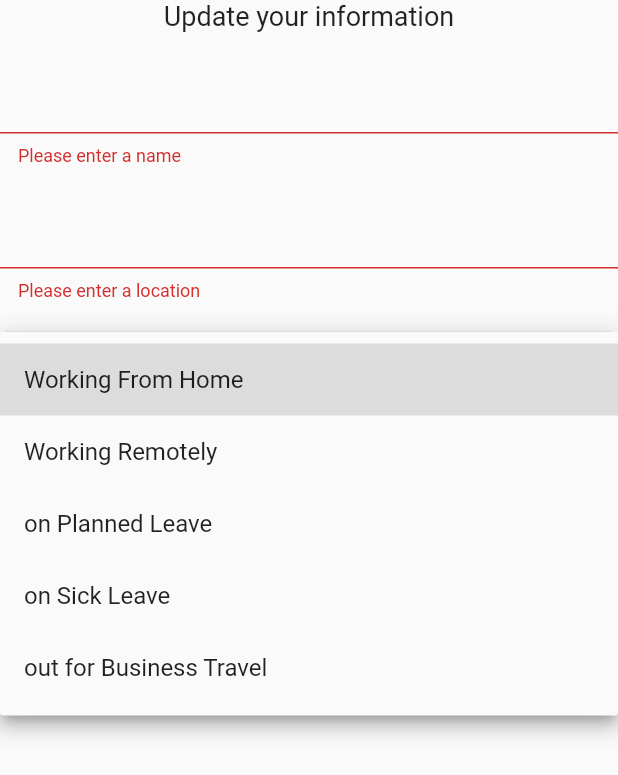
After one commit to Shraddhasaini/Whereisevery1, a Flutter app: the SettingsFormPage screen opened directly, after a tap on "Update", after a tap on the "arrow drop down" icon, on a phone screen of 412 x 824 dp. The commit adds this screen. Shown: the top 775 px of the screen. Run offline on Flutter 3.47's test engine with Material 2 defaults, Android fonts, the phone set to English and light mode, and no system bars; our stand-ins replace cloud_firestore, firebase_auth, flutter_spinkit, google_sign_in; accounts and stored records are empty.

Commit message:
[Tue203] Bug-Fix LoggedOut

```diff
--- /dev/null
+++ b/lib/screens/home/settingPage.dart
@@ -0,0 +1,104 @@
+import 'package:flutter/material.dart';
+import 'package:provider/provider.dart';
+import 'package:whereisevery1/models/users.dart';
+import 'package:whereisevery1/screens/home/sidedrawer.dart';
+import 'package:whereisevery1/services/database.dart';
+import 'package:whereisevery1/shared/constants.dart';
+import 'package:whereisevery1/shared/loading.dart';
+
+class SettingsFormPage extends StatefulWidget {
+  @override
+  _SettingsFormPageState createState() => _SettingsFormPageState();
+}
+
+class _SettingsFormPageState extends State<SettingsFormPage> {
+
+  final _formKey = GlobalKey<FormState>();
+  final List<String> status = ['Working From Home','Working Remotely','on Planned Leave','on Sick Leave','out for Business Travel'];
+
+  String _currentName;
+  String _currentLocation;
+  String _currentStatus;
+
+  @override
+  Widget build(BuildContext context) {
+
+    final user = Provider.of<User>(context);
+
+    return StreamBuilder<UserData>(
+        stream: DatabaseService(uid: user.uid).userData,
+        builder: (context, snapshot) {
+          if(snapshot.hasData){
+
+            UserData userData = snapshot.data;
+            return Scaffold(
+              body: Container(
+              child: Form(
+                key: _formKey,
+                child: Column(
+                  children: <Widget>[
+                    Text(
+                      'Update your information',
+                      style: TextStyle(fontSize: 18.0),
+                    ),
+                    SizedBox(height: 20.0),
+                    TextFormField(
+                      initialValue: userData.name,
+                      decoration: textInputDecoration,
+                      validator: (val) => val.isEmpty ? 'Please enter a name' : null,
+                      onChanged: (val) => setState(() => _currentName = val),
+                    ),
+                    SizedBox(height: 20.0),
+                    TextFormField(
+                      initialValue: userData.location,
+                      decoration: textInputDecoration,
+                      validator: (val) => val.isEmpty ? 'Please enter a location' : null,
+                      onChanged: (val) => setState(() => _currentLocation = val),
+                    ),
+                    SizedBox(height: 20.0),
+                    DropdownButtonFormField(
+                      decoration: textInputDecoration,
+                      value: _currentStatus ?? userData.status ,
+                      items: status.map((status){
+                        return DropdownMenuItem(
+                          value: status,
+                          child: Text('$status'),
+                        );
+                      }).toList(),
+                      onChanged: (val) => setState(() => _currentStatus = val),
+                    ),
+                    SizedBox(height: 20.0),
+                    RaisedButton(
+                      color: Colors.amberAccent[400],
+                      child: Text(
+                        'Update',
+                        style: TextStyle(color: Colors.white),
+                      ),
+                      onPressed: () async {
+                        if(_formKey.currentState.validate()) {
+                          await DatabaseService(uid: user.uid).updateUserData(
+                              _currentLocation ?? userData.location,
+                              _currentName ?? userData.name,
+                              _currentStatus ?? userData.status
+                          );
+                          Navigator.pop(context);
+                        }
+                      },
+                    ),
+                  ],
+                ),
+              ),
+            ),
+            );
+          } else{
+            return Scaffold(
+              body: Text(
+              'You are in View-mode. To update your information you need to register your account',
+              style: TextStyle(fontSize: 18.0),
+            ),
+            );
+          }
+        }
+    );
+  }
+}
--- a/lib/screens/home/settings.dart
+++ b/lib/screens/home/settings.dart
@@ -1,6 +1,7 @@
 import 'package:flutter/material.dart';
 import 'package:provider/provider.dart';
 import 'package:whereisevery1/models/users.dart';
+import 'package:whereisevery1/screens/home/sidedrawer.dart';
 import 'package:whereisevery1/services/database.dart';
 import 'package:whereisevery1/shared/constants.dart';
 import 'package:whereisevery1/shared/loading.dart';
```
Also changed, not shown: lib/screens/home/drawer.dart (added, +38 -0 lines), lib/screens/home/home.dart (+14 -4 lines), lib/screens/home/logoutpop.dart (added, +43 -0 lines), lib/screens/home/sidedrawer.dart (+26 -5 lines).
